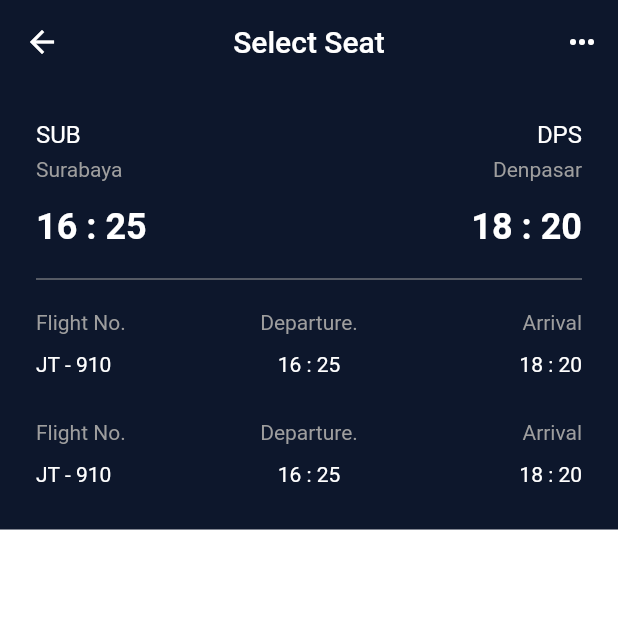
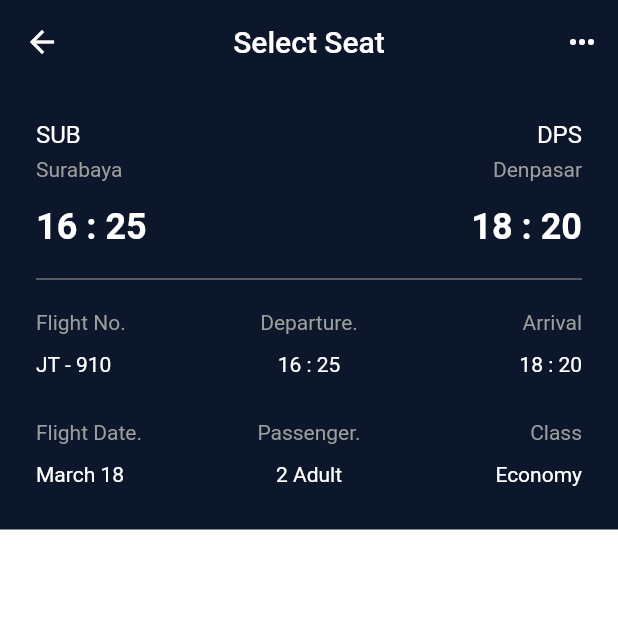
Before and after one commit to JAICHANGPARK/flutter_notebook_chapter_29, a Flutter app: the FlightBookingSelectPage screen opened directly, on a phone screen of 412 x 824 dp, the top half of it. Run offline on Flutter 3.47's test engine with Material 2 defaults, Android fonts, the phone set to English and light mode, and no system bars.

Commit message:
Update flight_booking_select_page.dart

```diff
--- a/lib/ep1465_flight_booking_app/view/flight_booking_select_page.dart
+++ b/lib/ep1465_flight_booking_app/view/flight_booking_select_page.dart
@@ -221,7 +221,7 @@ class _FlightBookingSelectPageState extends State<FlightBookingSelectPage> {
                                                     // mainAxisAlignment: MainAxisAlignment.spaceBetween,
                                                     children: const [
                                                       Text(
-                                                        "Flight No.",
+                                                        "Flight Date.",
                                                         style: TextStyle(
                                                           color: Colors.grey,
                                                         ),
@@ -230,7 +230,7 @@ class _FlightBookingSelectPageState extends State<FlightBookingSelectPage> {
                                                         height: 12,
                                                       ),
                                                       Text(
-                                                        "JT - 910",
+                                                        "March 18",
                                                         style: TextStyle(
                                                           color: Colors.white,
                                                         ),
@@ -247,7 +247,7 @@ class _FlightBookingSelectPageState extends State<FlightBookingSelectPage> {
                                                     crossAxisAlignment: CrossAxisAlignment.center,
                                                     children: const [
                                                       Text(
-                                                        "Departure.",
+                                                        "Passenger.",
                                                         style: TextStyle(
                                                           color: Colors.grey,
                                                         ),
@@ -256,7 +256,7 @@ class _FlightBookingSelectPageState extends State<FlightBookingSelectPage> {
                                                         height: 12,
                                                       ),
                                                       Text(
-                                                        "16 : 25",
+                                                        "2 Adult",
                                                         style: TextStyle(
                                                           color: Colors.white,
                                                         ),
@@ -273,7 +273,7 @@ class _FlightBookingSelectPageState extends State<FlightBookingSelectPage> {
                                                     // mainAxisAlignment: MainAxisAlignment.spaceBetween,
                                                     children: const [
                                                       Text(
-                                                        "Arrival",
+                                                        "Class",
                                                         style: TextStyle(
                                                           color: Colors.grey,
                                                         ),
@@ -282,7 +282,7 @@ class _FlightBookingSelectPageState extends State<FlightBookingSelectPage> {
                                                         height: 12,
                                                       ),
                                                       Text(
-                                                        "18 : 20",
+                                                        "Economy",
                                                         style: TextStyle(
                                                           color: Colors.white,
                                                         ),
```
